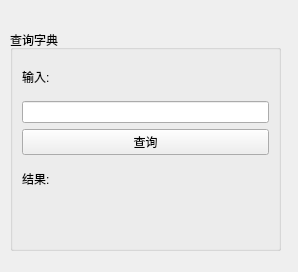
Above: dictionarypj/widget.ui from WwwwwyDev/english-chinese-dictionary before the change. Below: the same form after it.
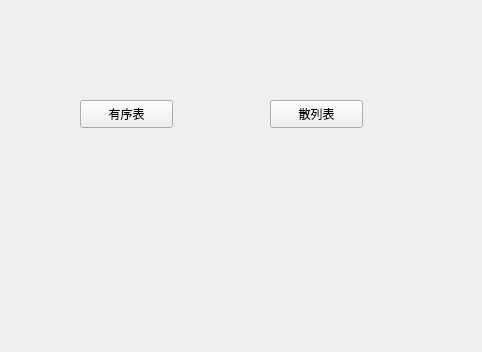
That is the form after the change.

```diff
--- a/dictionarypj/widget.ui
+++ b/dictionarypj/widget.ui
@@ -6,58 +6,38 @@
    <rect>
     <x>0</x>
     <y>0</y>
-    <width>298</width>
-    <height>272</height>
+    <width>482</width>
+    <height>352</height>
    </rect>
   </property>
   <property name="windowTitle">
    <string>英汉双解字典</string>
   </property>
-  <widget class="QGroupBox" name="groupBox">
+  <widget class="QPushButton" name="pushButton">
    <property name="geometry">
     <rect>
-     <x>10</x>
-     <y>30</y>
-     <width>271</width>
-     <height>221</height>
+     <x>80</x>
+     <y>100</y>
+     <width>93</width>
+     <height>28</height>
     </rect>
    </property>
-   <property name="title">
-    <string>查询字典</string>
+   <property name="text">
+    <string>有序表</string>
    </property>
-   <layout class="QVBoxLayout" name="verticalLayout">
-    <item>
-     <widget class="QLabel" name="label_2">
-      <property name="text">
-       <string>输入:</string>
-      </property>
-     </widget>
-    </item>
-    <item>
-     <widget class="QLineEdit" name="lineEdit"/>
-    </item>
-    <item>
-     <widget class="QPushButton" name="pushButton">
-      <property name="text">
-       <string>查询</string>
-      </property>
-     </widget>
-    </item>
-    <item>
-     <widget class="QLabel" name="label">
-      <property name="text">
-       <string>结果:</string>
-      </property>
-     </widget>
-    </item>
-    <item>
-     <widget class="QLabel" name="label_3">
-      <property name="text">
-       <string/>
-      </property>
-     </widget>
-    </item>
-   </layout>
+  </widget>
+  <widget class="QPushButton" name="pushButton_2">
+   <property name="geometry">
+    <rect>
+     <x>270</x>
+     <y>100</y>
+     <width>93</width>
+     <height>28</height>
+    </rect>
+   </property>
+   <property name="text">
+    <string>散列表</string>
+   </property>
   </widget>
  </widget>
  <resources/>
```
Left out of the diff: 2 changed lines with no effect on the pictures.
